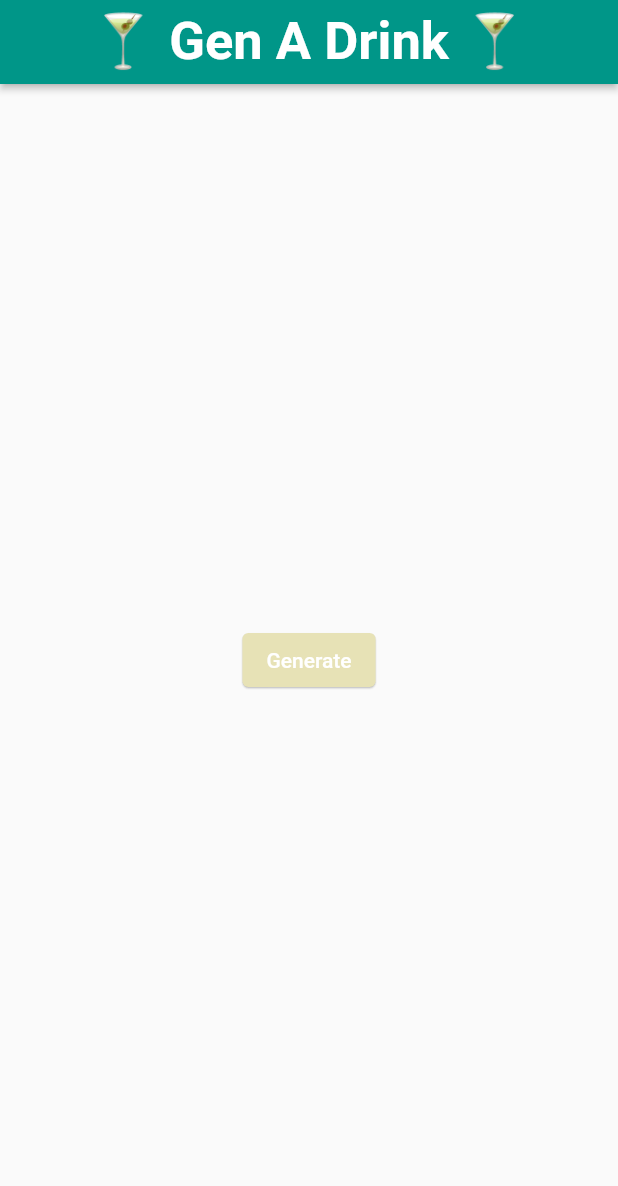
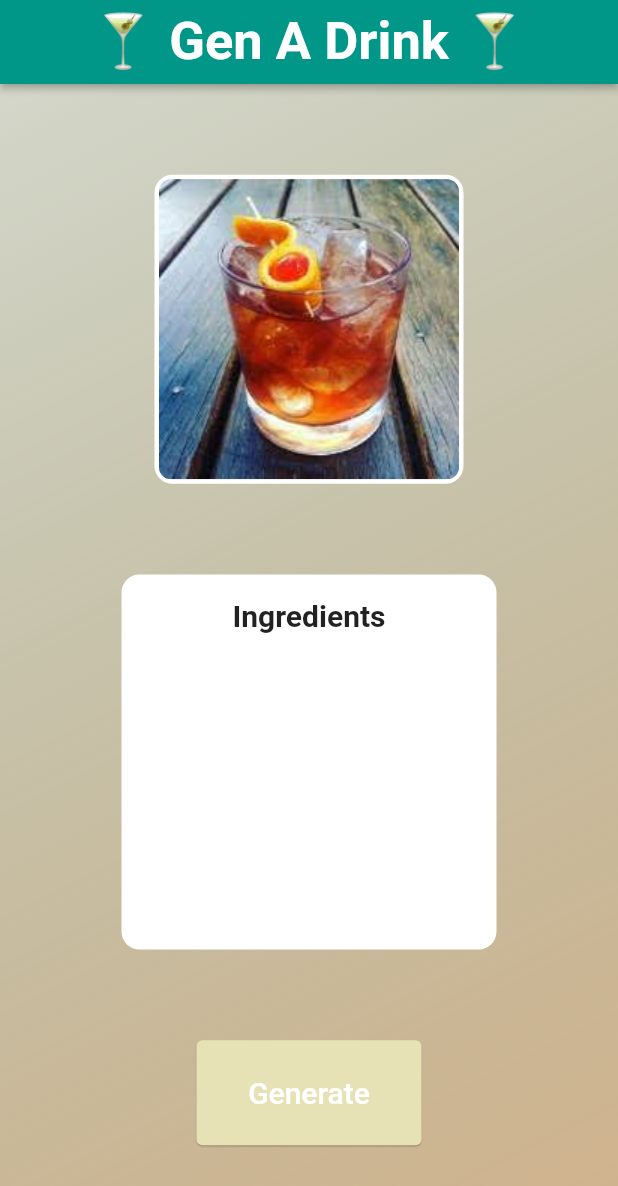
Before and after one commit to JunZhao20/cocktail-generator-FLUTTER, a Flutter app: the screen it shows after launch, on a phone screen of 412 x 824 dp. Shown: the top 1186 px of the screen. Run offline on Flutter 3.47's test engine with Material 2 defaults, Android fonts, the phone set to English and light mode, and no system bars.

Commit message:
added background colour(incomplete), image, button, text

```diff
--- a/cocktail_app/lib/pages/home.dart
+++ b/cocktail_app/lib/pages/home.dart
@@ -5,7 +5,17 @@ class Homepage extends StatelessWidget {
 
   @override
   Widget build(BuildContext context) {
-    return Scaffold(
+    return Container(
+      decoration: const BoxDecoration(
+        gradient: LinearGradient(
+            begin: Alignment.topLeft,
+            end: Alignment.bottomRight,
+            colors: [
+              Color.fromARGB(11, 104, 82, 10),
+              Color.fromARGB(204, 233, 151, 83)
+            ]),
+      ),
+      child: Scaffold(
         appBar: AppBar(
           elevation: 2,
           title: const Text(
@@ -15,15 +25,59 @@ class Homepage extends StatelessWidget {
           ),
           centerTitle: true,
         ),
+        backgroundColor: const Color.fromARGB(122, 178, 187, 166),
         body: Center(
-          child: ElevatedButton(
+          child: Column(
+            mainAxisAlignment: MainAxisAlignment.spaceEvenly,
+            crossAxisAlignment: CrossAxisAlignment.center,
+            children: [
+              Container(
+                decoration: BoxDecoration(
+                    border: Border.all(color: Colors.white, width: 3),
+                    borderRadius: BorderRadius.circular(12.0)),
+                child: ClipRRect(
+                    borderRadius: BorderRadius.circular(8.0),
+                    child: Image.asset(
+                      'images/cocktail.jpg',
+                    )),
+              ),
+              Container(
+                padding: const EdgeInsets.all(16.0),
+                decoration: BoxDecoration(
+                    color: Colors.white,
+                    borderRadius: BorderRadius.circular(12.0)),
+                height: 250,
+                width: 250,
+                child: Column(
+                  children: [
+                    Container(
+                      child: const Text(
+                        'Ingredients',
+                        style: TextStyle(
+                            fontSize: 20, fontWeight: FontWeight.bold),
+                      ),
+                    )
+                  ],
+                ),
+              ),
+              // child: const Text(
+              //     'Ingredients:\n- whistky\n- apple juice\n- fruit punch')),
+              ElevatedButton(
                 // Generate random cocktail
                 onPressed: () => {},
                 style: ElevatedButton.styleFrom(
                     backgroundColor: const Color.fromARGB(255, 231, 226, 182),
-            elevation: 0.5),
-        child: const Text('Generate'),
-      )),
+                    elevation: 0.5,
+                    minimumSize: const Size(150, 70)),
+                child: const Text(
+                  'Generate',
+                  style: TextStyle(fontSize: 20),
+                ),
+              ),
+            ],
+          ),
+        ),
+      ),
     );
   }
 }
```
Lines whose indentation alone changed are shown as unchanged.
